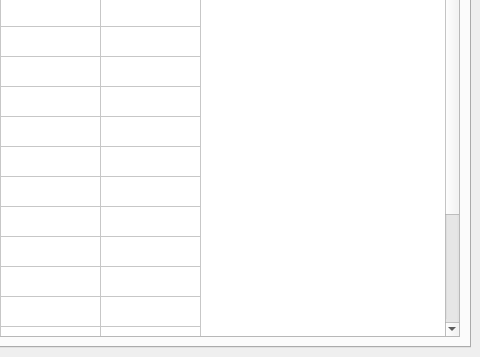
Above: mainwindow.ui from crocomo83/OgameHelper before the change; both pictures show x 320 to 800 and y 243 to 600 of the 800 by 600 pixel window. Below: the same form after it.
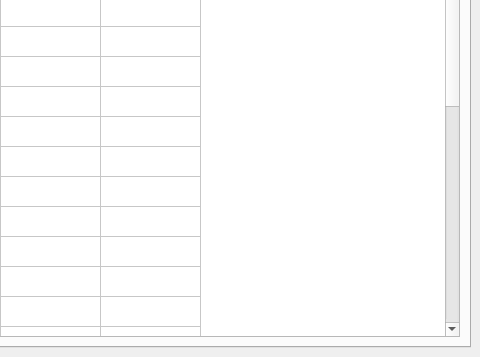
That is the form after the change.

The edit to the form file:
```diff
--- a/mainwindow.ui
+++ b/mainwindow.ui
@@ -103,7 +103,7 @@
              <bool>true</bool>
             </property>
             <property name="rowCount">
-             <number>20</number>
+             <number>30</number>
             </property>
             <property name="columnCount">
              <number>5</number>
@@ -140,6 +140,16 @@
             <row/>
             <row/>
             <row/>
+            <row/>
+            <row/>
+            <row/>
+            <row/>
+            <row/>
+            <row/>
+            <row/>
+            <row/>
+            <row/>
+            <row/>
             <column/>
             <column/>
             <column/>
```
